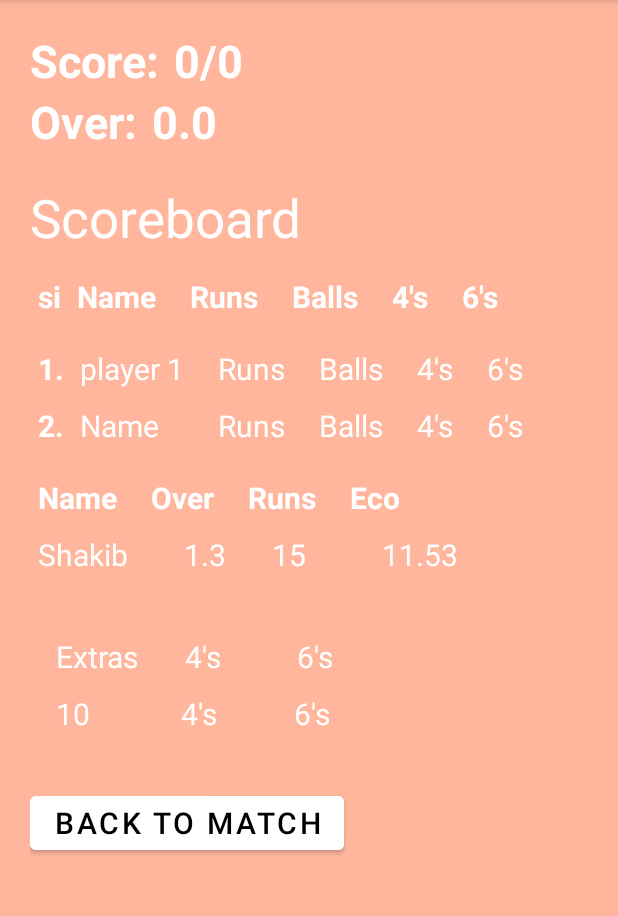
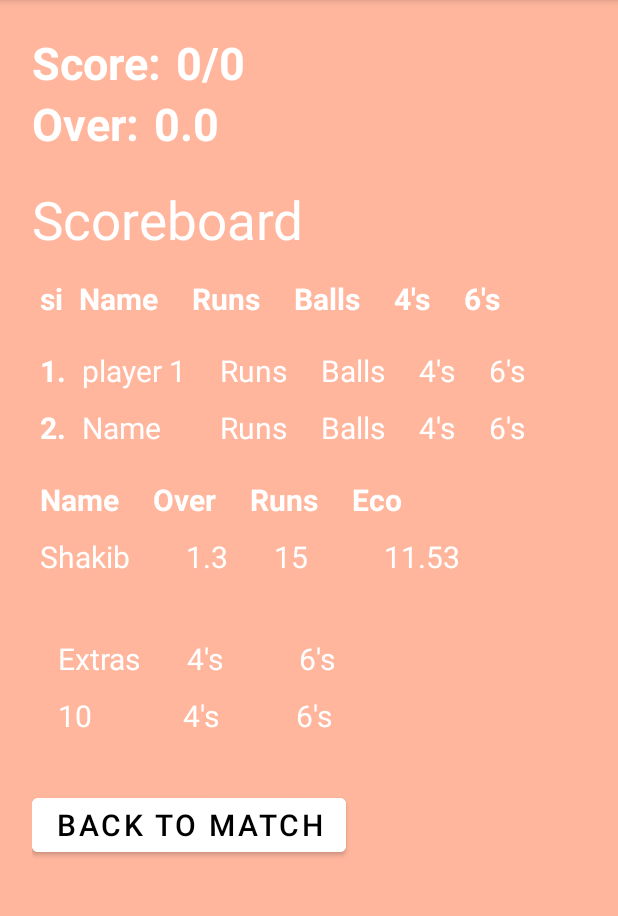
Before and after one commit to Abdulla-Al-Mued/Cricket-para, an Android app: the fullScore screen opened directly, with no data from a screen before it, on a phone screen of 412 x 824 dp, the part 84-1000 px from its top. Run offline under Robolectric (Android 15) with nearby library versions, the phone set to English and light mode, and no system bars.

Commit message:
ui complete

```diff
--- a/app/src/main/res/layout/activity_full_score.xml
+++ b/app/src/main/res/layout/activity_full_score.xml
@@ -8,7 +8,7 @@
     tools:context=".fullScore">
 
     <LinearLayout
-        android:padding="20dp"
+        android:padding="21dp"
         android:layout_width="match_parent"
         android:layout_height="match_parent"
         android:orientation="vertical">
```
